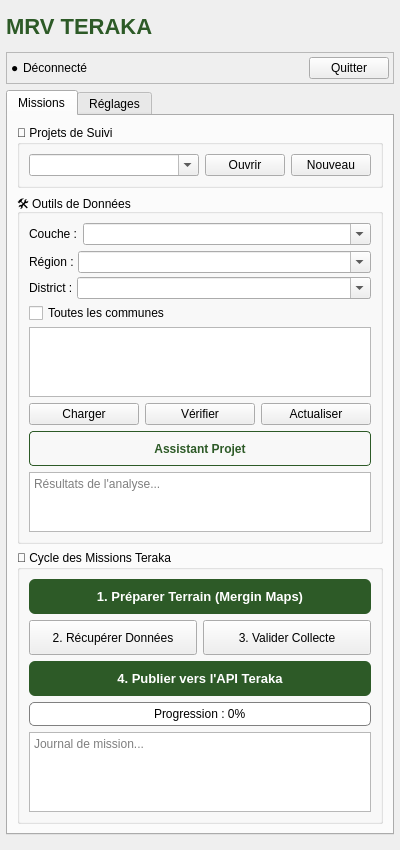
Before: the Qt Designer form mrv_teraka_dockwidget_base.ui in johrosa/mrv_teraka, drawn with Qt 5.
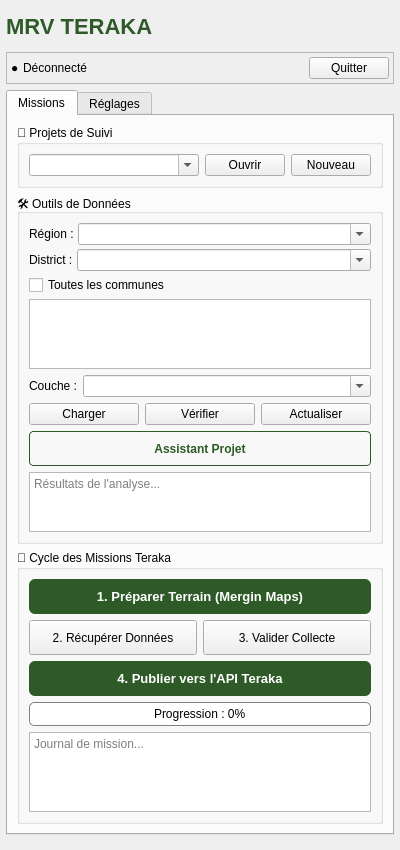
After: the same form once the commit is applied.

Commit message: prefil string to combobox

Patch:
```diff
--- a/mrv_teraka_dockwidget_base.ui
+++ b/mrv_teraka_dockwidget_base.ui
@@ -175,30 +175,6 @@
            <string>🛠️ Outils de Données</string>
           </property>
           <layout class="QVBoxLayout" name="verticalLayoutDB">
-           <item>
-            <layout class="QHBoxLayout" name="layoutEndpoint">
-             <item>
-              <widget class="QLabel" name="labelEndpoint">
-               <property name="text">
-                <string>Couche :</string>
-               </property>
-              </widget>
-             </item>
-             <item>
-              <widget class="QComboBox" name="endpointComboBox">
-               <property name="sizePolicy">
-                <sizepolicy hsizetype="Expanding" vsizetype="Fixed">
-                 <horstretch>0</horstretch>
-                 <verstretch>0</verstretch>
-                </sizepolicy>
-               </property>
-               <property name="editable">
-                <bool>true</bool>
-               </property>
-              </widget>
-             </item>
-            </layout>
-           </item>
            <item>
             <layout class="QVBoxLayout" name="verticalLayoutGeoFilters">
              <property name="spacing">
@@ -274,6 +250,30 @@
              </item>
             </layout>
            </item>
+           <item>
+            <layout class="QHBoxLayout" name="layoutEndpoint">
+             <item>
+              <widget class="QLabel" name="labelEndpoint">
+               <property name="text">
+                <string>Couche :</string>
+               </property>
+              </widget>
+             </item>
+             <item>
+              <widget class="QComboBox" name="endpointComboBox">
+               <property name="sizePolicy">
+                <sizepolicy hsizetype="Expanding" vsizetype="Fixed">
+                 <horstretch>0</horstretch>
+                 <verstretch>0</verstretch>
+                </sizepolicy>
+               </property>
+               <property name="editable">
+                <bool>true</bool>
+               </property>
+              </widget>
+             </item>
+            </layout>
+           </item>
            <item>
             <layout class="QHBoxLayout" name="layoutDbActions">
              <item>
```
The commit also changes 3 other files.
